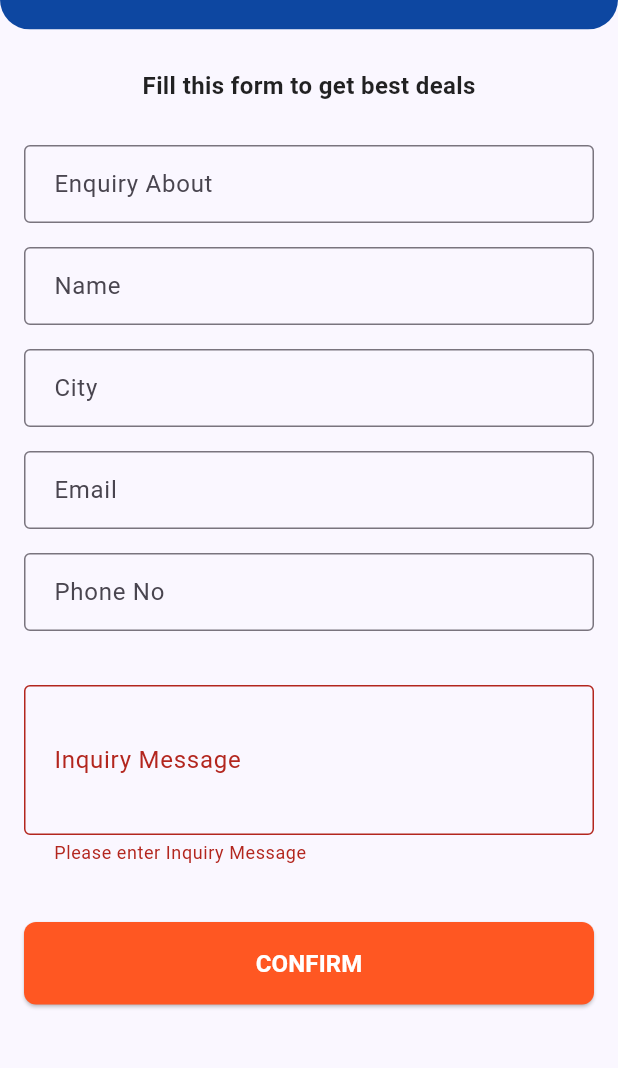
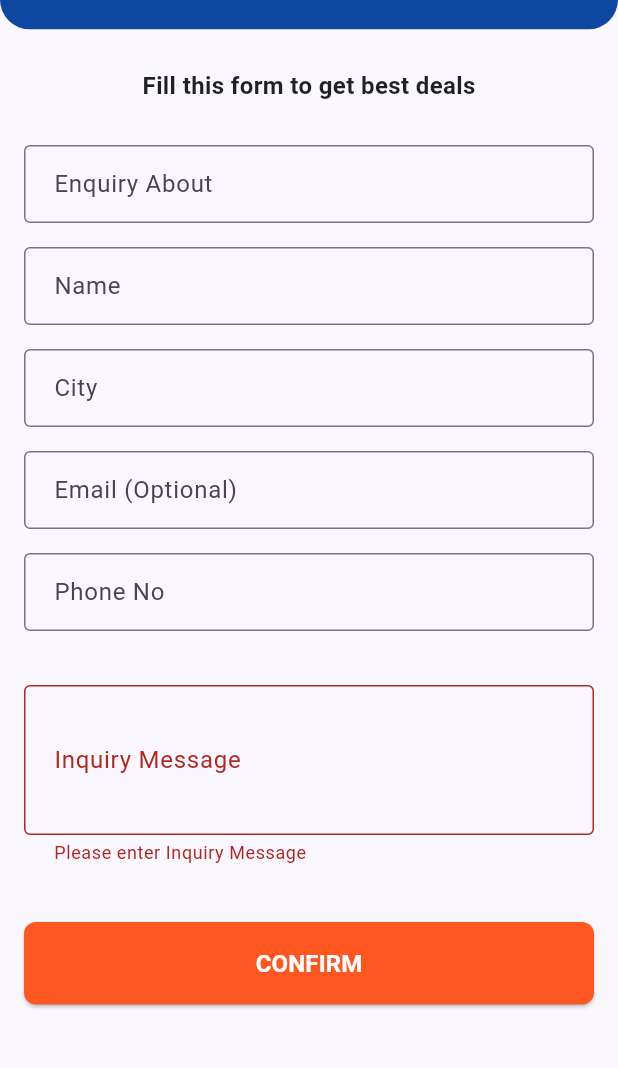
Before and after one commit to artic0909/doctorwal-app, a Flutter app: the PathologyPatientInquiryScreen screen opened directly with empty values, after a tap on "CONFIRM", on a phone screen of 412 x 824 dp, the part 68-1136 px from its top. Run offline on Flutter 3.47's test engine with Material 3 defaults, Android fonts, the light colour scheme and no system bars; our stand-ins replace animated_text_kit, dio, image_picker, lottie, share_plus, shared_preferences; accounts and stored records are empty.

Commit message:
pathology

```diff
--- a/lib/bookingscreen.dart
+++ b/lib/bookingscreen.dart
@@ -264,7 +264,7 @@ class _BookingScreenState extends State<BookingScreen> {
                     children: [
                       Expanded(child: _buildTextField(_mobileController, "Mobile", Icons.phone_rounded, keyboardType: TextInputType.phone)),
                       const SizedBox(width: 15),
-                      Expanded(child: _buildTextField(_emailController, "Email", Icons.email_rounded, keyboardType: TextInputType.emailAddress)),
+                      Expanded(child: _buildTextField(_emailController, "Email (Optional)", Icons.email_rounded, keyboardType: TextInputType.emailAddress, isRequired: false)),
                     ],
                   ),
                   const SizedBox(height: 30),
@@ -347,7 +347,7 @@ class _BookingScreenState extends State<BookingScreen> {
     );
   }
 
-  Widget _buildTextField(TextEditingController controller, String hint, IconData icon, {TextInputType? keyboardType, int maxLines = 1}) {
+  Widget _buildTextField(TextEditingController controller, String hint, IconData icon, {TextInputType? keyboardType, int maxLines = 1, bool isRequired = true}) {
     return Container(
       decoration: BoxDecoration(
         color: Colors.white,
@@ -358,7 +358,7 @@ class _BookingScreenState extends State<BookingScreen> {
         controller: controller,
         keyboardType: keyboardType,
         maxLines: maxLines,
-        validator: (v) => (v == null || v.isEmpty) ? "Required" : null,
+        validator: (v) => isRequired && (v == null || v.isEmpty) ? "Required" : null,
         decoration: InputDecoration(
           hintText: hint,
           hintStyle: TextStyle(color: Colors.blueGrey[200], fontSize: 13),
--- a/lib/pathologydetailsscreen.dart
+++ b/lib/pathologydetailsscreen.dart
@@ -339,7 +339,7 @@ class _PathologyDetailsScreenState extends State<PathologyDetailsScreen> {
         border: Border.all(color: const Color(0xFF2E7D32).withAlpha(10)),
       ),
       child: InkWell(
-        onTap: () => Navigator.push(context, MaterialPageRoute(builder: (c) => PathologyTestsDetailsScreen(test: t, userData: widget.userData))),
+        onTap: () => Navigator.push(context, MaterialPageRoute(builder: (c) => PathologyTestsDetailsScreen(test: t, userData: widget.userData, clinicName: widget.pathology.clinicName))),
         child: Row(
           children: [
             Container(
--- a/lib/pathologypatientinquiryscreen.dart
+++ b/lib/pathologypatientinquiryscreen.dart
@@ -3,6 +3,7 @@ import 'dart:convert';
 import 'package:demoapp/Models/all_available_path_model.dart';
 import 'package:flutter/material.dart';
 import 'package:http/http.dart' as http;
+import 'package:demoapp/Services/apiservice.dart';
 
 class PathologyPatientInquiryScreen extends StatefulWidget {
   final AllAvailablePathModel pathology;
@@ -120,7 +121,7 @@ class _PathologyPatientInquiryScreenState
               _buildTextField("Name", _nameController, readOnly: true),
               _buildTextField("City", _cityController, readOnly: true),
               _buildTextField(
-                "Email",
+                "Email (Optional)",
                 _emailController,
                 keyboardType: TextInputType.emailAddress,
                 readOnly: true,
@@ -245,10 +246,6 @@ class _PathologyPatientInquiryScreenState
               ? 'Path'
               : 'Doctor'; // First selected one
 
-      final url = Uri.parse(
-        'https://doctorwala.info/api/patient-inquiry',
-      ); // replace with your actual API endpoint
-
       final body = {
         "currently_loggedin_partner_id": _partnerIdController.text,
         "clinic_type": inquiryType,
@@ -262,15 +259,10 @@ class _PathologyPatientInquiryScreenState
       };
 
       try {
-        final response = await http.post(
-          url,
-          headers: {"Content-Type": "application/json"},
-          body: jsonEncode(body),
-        );
+        final data = await ApiService().bookPathAppointment(body);
 
-        final data = jsonDecode(response.body);
         if (!mounted) return;
-        if (response.statusCode == 200 && data['status'] == true) {
+        if (data['status'] == true) {
           ScaffoldMessenger.of(context).showSnackBar(
             const SnackBar(content: Text("Inquiry submitted successfully!")),
           );
--- a/lib/pathologytestsdetailsscreen.dart
+++ b/lib/pathologytestsdetailsscreen.dart
@@ -8,14 +8,13 @@ class PathologyTestsDetailsScreen extends StatelessWidget {
   final Map<String, dynamic> userData; // Added userData
 
   // Parse everything up front into final fields
-  late final String clinicName;
+  final String clinicName;
   late final String testName;
   late final String testType;
   late final String testPrice;
   late final List<Map<String, dynamic>> testDayTime;
 
-  PathologyTestsDetailsScreen({super.key, required this.test, required this.userData}) {
-    clinicName = test['clinic_name'] ?? 'N/A';
+  PathologyTestsDetailsScreen({super.key, required this.test, required this.userData, required this.clinicName}) {
     testName = test['test_name'] ?? 'N/A';
     testType = test['test_type'] ?? 'N/A';
     testPrice = test['test_price']?.toString() ?? '0';
```
Also changed, not shown: lib/opdpatientinquryscreen.dart (+4 -12 lines).
